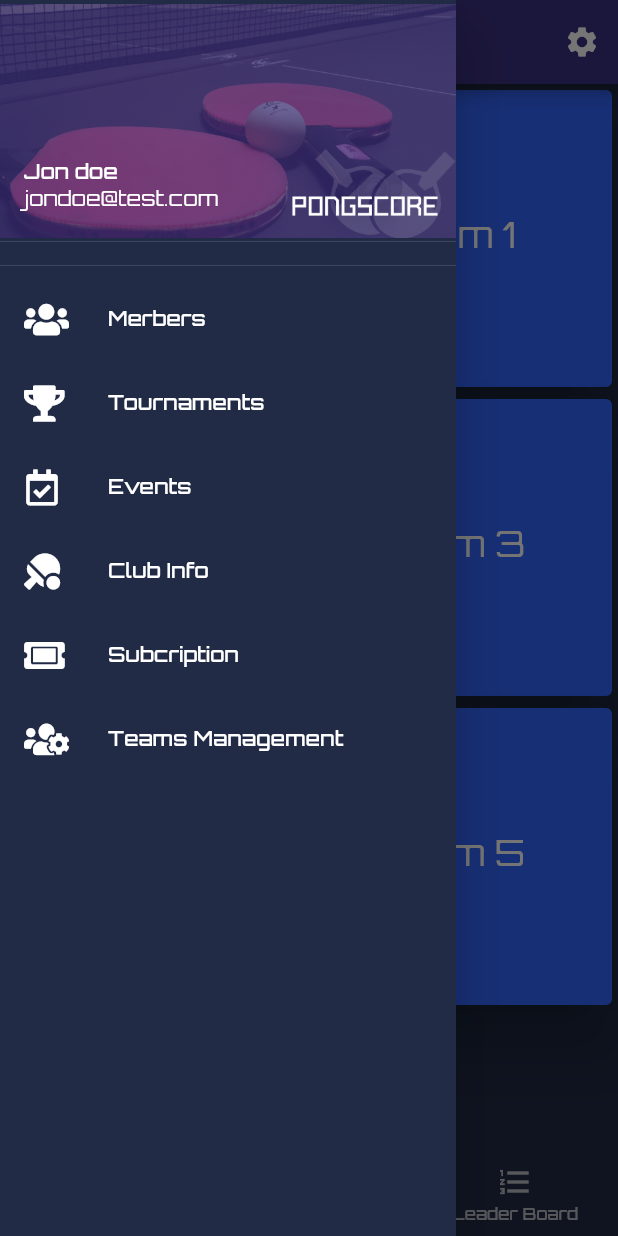
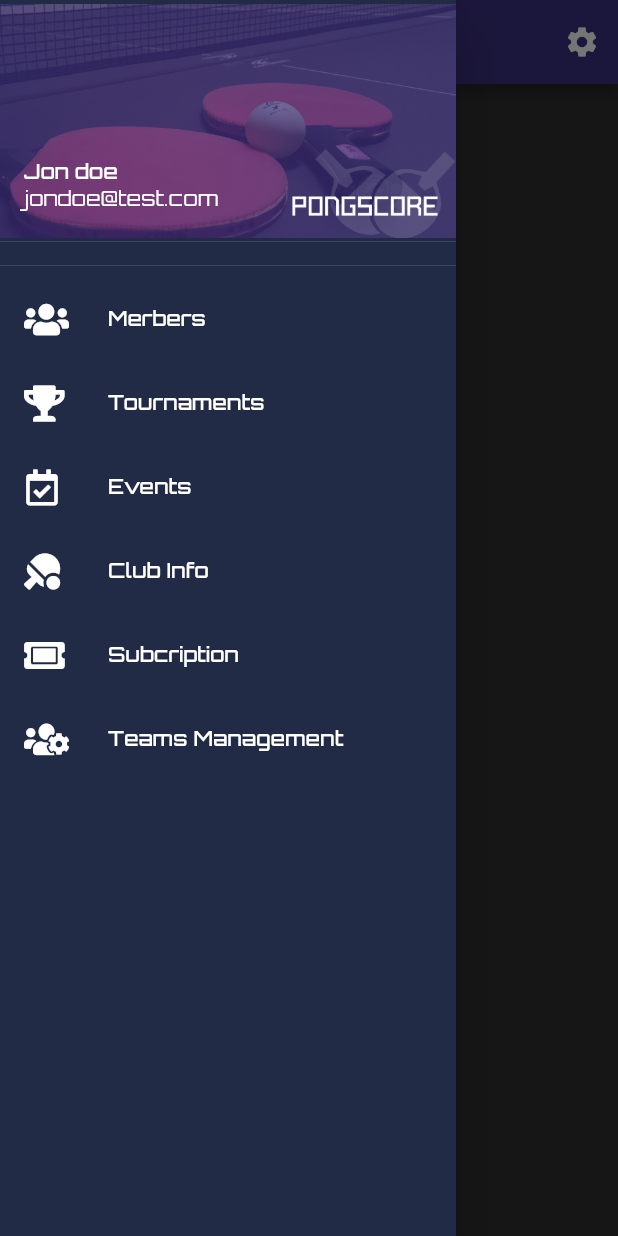
Before and after one commit to kattsushi/pong_score, a Flutter app: the screen it shows after launch, with the side drawer open, on a phone screen of 412 x 824 dp. Run offline on Flutter 3.47's test engine with Material 2 defaults, Android fonts, the phone set to English and light mode, and no system bars; our stand-ins replace bloc, device_preview, equatable, flutter_bloc, font_awesome_flutter.

Commit message:
adding responsive layout

```diff
--- /dev/null
+++ b/lib/constants/device_screen_type.dart
@@ -0,0 +1,5 @@
+enum DeviceScreenType {
+  Mobile,
+  Tablet,
+  Desktop
+}
--- a/lib/main.dart
+++ b/lib/main.dart
@@ -1,27 +1,28 @@
+import 'package:device_preview/device_preview.dart';
 import 'package:flutter/material.dart';
 import 'package:flutter_bloc/flutter_bloc.dart';
 import 'package:flutter_localizations/flutter_localizations.dart';
 import 'package:pong_score/ui/global/app_localizations.dart';
 import 'package:pong_score/ui/global/theme/bloc/theme_bloc.dart';
 import 'package:pong_score/ui/global/theme/bloc/theme_state.dart';
-import 'package:pong_score/ui/home/home_page.dart';
+import 'package:pong_score/ui/screens/home/home_page.dart';
 
-void main() => runApp(PongScoreApp());
+void main() => runApp(DevicePreview(builder: (context) => PongScoreApp()));
 
 class PongScoreApp extends StatelessWidget {
   @override
-  Widget build(BuildContext context) {
-    return BlocProvider(
+  Widget build(BuildContext context) => BlocProvider(
       builder: (context) => ThemeBloc(),
       child: BlocBuilder<ThemeBloc, ThemeState>(
         builder: _buildWithTheme,
       ),
     );
-  }
 
   Widget _buildWithTheme(BuildContext context, ThemeState state) {
     return MaterialApp(
-      title: 'Material App',
+      debugShowCheckedModeBanner: false,
+      builder: DevicePreview.appBuilder,
+      locale: DevicePreview.of(context).locale,
       home: HomePage(),
       theme: state.themeData,
       supportedLocales: [
--- a/lib/ui/global/theme/bloc/theme_event.dart
+++ b/lib/ui/global/theme/bloc/theme_event.dart
@@ -4,13 +4,17 @@ import 'package:pong_score/ui/global/theme/app_themes.dart';
 
 @immutable
 abstract class ThemeEvent extends Equatable {
-  ThemeEvent([List props = const <dynamic>[]]) : super(props);
+  const ThemeEvent([List props = const <dynamic>[]]);
 }
 
 class ThemeChanged extends ThemeEvent {
   final AppTheme theme;
 
-  ThemeChanged({
-    @required this.theme
-  }): super([theme]);
+  const ThemeChanged({ @required this.theme });
+
+  @override
+  List<Object> get props => [theme];
+
+  @override
+  String toString() => 'UpdateTab { tab: $theme }';
 }
--- a/lib/ui/global/theme/bloc/theme_state.dart
+++ b/lib/ui/global/theme/bloc/theme_state.dart
@@ -5,7 +5,8 @@ import 'package:meta/meta.dart';
 @immutable
 class ThemeState extends Equatable {
   final ThemeData themeData;
-  ThemeState({
-    @required this.themeData
-  }) : super([themeData]);
+  const ThemeState({ @required this.themeData });
+
+  @override
+  List<Object> get props => [themeData];
 }
--- a/lib/ui/home/home_page.dart
+++ b/lib/ui/screens/home/home_page.dart
@@ -1,16 +1,16 @@
 import 'package:flutter/material.dart';
-import 'package:pong_score/ui/global/app_localizations.dart';
+import 'package:pong_score/ui/screens/preference/preference_page.dart';
 import 'package:pong_score/ui/widgets/drawer_global.dart';
-import 'package:pong_score/ui/widgets/tab_bar_global.dart';
-import '../preference/preference_page.dart';
+// import 'package:pong_score/ui/global/app_localizations.dart';
+// import 'package:pong_score/ui/widgets/tab_bar_global.dart';
 
 class HomePage extends StatelessWidget {
   @override
   Widget build(BuildContext context) {
-  final translate = Applocalizations.of(context).translate;
+  // final translate = Applocalizations.of(context).translate;
     return DefaultTabController(
       child: Scaffold(
-        bottomNavigationBar: TabBarGlobalWidget(translate: translate),
+        // bottomNavigationBar: TabBarGlobalWidget(translate: translate),
         drawer: DrawerGlobal(),
         appBar: AppBar(
           title: Text("Pong-Score"),
@@ -26,7 +26,7 @@ class HomePage extends StatelessWidget {
             )
           ],
         ),
-        body: TabBarViewGlobal(translate: translate),
+        body: Container(),
       ),
       length: 3,
     );
--- a/lib/ui/preference/preference_page.dart
+++ b/lib/ui/screens/preference/preference_page.dart
@@ -33,7 +33,7 @@ class PreferencePage extends StatelessWidget {
                 // This will make the Bloc output a new ThemeState,
                 // which will rebuild the UI because of the BlocBuilder in main.dart
                 BlocProvider.of<ThemeBloc>(context)
-                    .dispatch(ThemeChanged(theme: itemAppTheme));
+                    .add(ThemeChanged(theme: itemAppTheme));
               },
             ),
           );
--- a/lib/ui/widgets/tab_bar_global.dart
+++ b/lib/ui/widgets/tab_bar_global.dart
@@ -1,6 +1,6 @@
 import 'package:flutter/material.dart';
 import 'package:font_awesome_flutter/font_awesome_flutter.dart';
-import 'package:pong_score/ui/home_club/home_club_page.dart';
+import 'package:pong_score/ui/screens/home_club/home_club_page.dart';
 
 class TabBarGlobalWidget extends StatelessWidget {
   const TabBarGlobalWidget({
--- a/pubspec.yaml
+++ b/pubspec.yaml
@@ -22,6 +22,7 @@ dependencies:
   firebase: ^5.0.0
   firebase_core: ^0.4.0+1
   # Add the dependency for the FlutterFire plugin for Google Analytics
+  device_preview:
   firebase_analytics: ^5.0.2
   firebase_web: ^5.0.9
   firebase_storage: ^3.0.6
@@ -36,8 +37,8 @@ dependencies:
 
   flutter_localizations:
     sdk: flutter
-  flutter_bloc: ^0.21.0
-  equatable: ^0.5.1
+  flutter_bloc: ^0.22.1
+  equatable: ^0.6.0
 
   # The following adds the Cupertino Icons font to your application.
   # Use with the CupertinoIcons class for iOS style icons.
```
Also changed, not shown: lib/ui/global/layout/sizing_information.dart (added, +19 -0 lines), lib/ui/layout/responsive_builder.dart (added, +25 -0 lines), lib/ui/layout/responsive_orientation_builder.dart (added, +24 -0 lines), lib/ui/layout/screen_type_builder.dart (added, +39 -0 lines), lib/ui/layout/sizing_information.dart (added, +19 -0 lines), lib/utils/ui_utils.dart (added, +16 -0 lines), lib/ui/screens/home_club/home_club_page.dart (renamed from lib/ui/home_club/home_club_page.dart), pubspec.lock, 3 other files.
